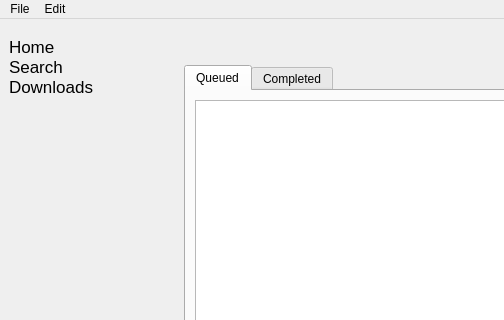
Docheinstein/music-dragon, file res/ui/mainwindow.ui: the form before one commit; both pictures show x 0 to 504 and y 0 to 320 of the 964 by 715 pixel window.
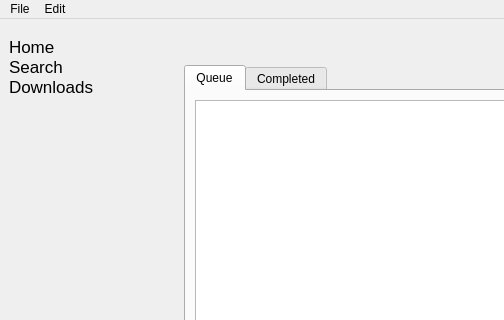
The form after the commit. Icons and pictures are not drawn. Custom widgets are drawn as their Qt base class.

Commit message: Implement cancel download (only for queued but not in download yet, since ytdl does not provide a clean method to stop a download AFAIK)

Patch:
```diff
--- a/res/ui/mainwindow.ui
+++ b/res/ui/mainwindow.ui
@@ -208,7 +208,7 @@
             </property>
             <widget class="QWidget" name="downloadsQueuedTab">
              <attribute name="title">
-              <string>Queued</string>
+              <string>Queue</string>
              </attribute>
              <layout class="QVBoxLayout" name="verticalLayout_3">
               <item>
```
The commit also changes 13 other files.
